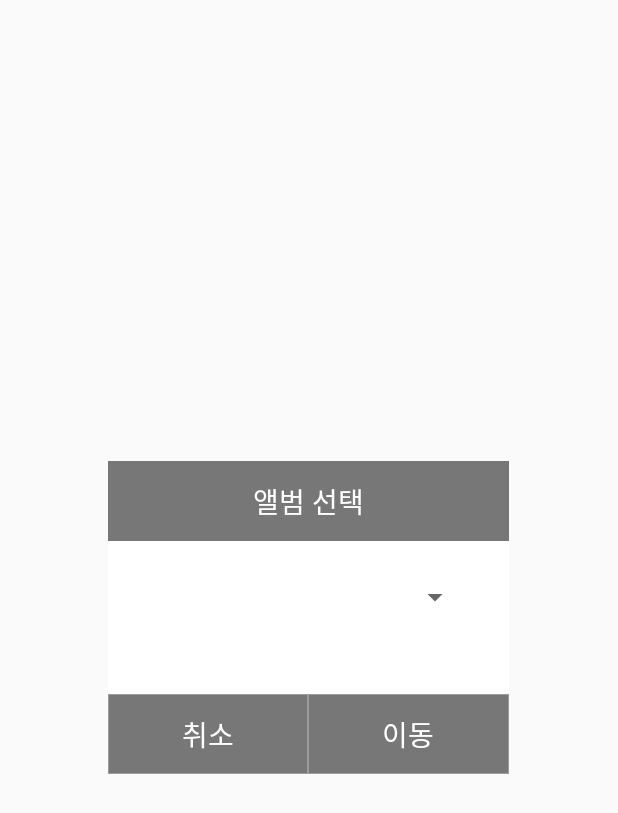
After one commit to thu512/CamBook, an Android app: the layout dialog_img_move.xml on its own in the app's theme, with its tools: preview values and no code run, on a phone screen of 412 x 824 dp. The commit adds this screen. Shown: the top 813 px of the screen. Run offline under Robolectric (Android 15) with nearby library versions, the light colour scheme and no system bars.

```diff
--- /dev/null
+++ b/app/src/main/res/layout/dialog_img_move.xml
@@ -0,0 +1,79 @@
+<?xml version="1.0" encoding="utf-8"?>
+<LinearLayout xmlns:android="http://schemas.android.com/apk/res/android"
+    android:layout_width="fill_parent"
+    android:layout_height="fill_parent"
+    android:gravity="center"
+    android:orientation="vertical" >
+
+    <LinearLayout
+        android:layout_width="267dp"
+        android:layout_height="208.6dp"
+        android:background="#ffffff"
+        android:orientation="vertical" >
+        <LinearLayout
+            android:layout_width="match_parent"
+            android:layout_height="155.3dp"
+            android:orientation="vertical">
+            <TextView
+                android:background="@color/colorBlackLight"
+                android:layout_width="match_parent"
+                android:layout_height="53.3dp"
+                android:gravity="center"
+                android:textSize="18.5sp"
+                android:text="@string/menu_select"
+                android:textColor="@color/colorFont"/>
+            <LinearLayout
+                android:layout_width="match_parent"
+                android:orientation="vertical"
+                android:layout_height="wrap_content"
+                android:padding="25dp"
+                android:background="@color/colorWhiteLight"
+                android:layout_weight="1"
+                >
+                <RelativeLayout
+                    android:layout_width="match_parent"
+                    android:layout_height="match_parent"
+                    >
+                    <Spinner
+                        android:id="@+id/spinnerSub"
+                        android:layout_width="match_parent"
+                        android:layout_height="wrap_content"
+                        android:gravity="center"
+                        android:spinnerMode="dropdown"/>
+
+                </RelativeLayout>
+            </LinearLayout>
+        </LinearLayout>
+
+
+
+        <LinearLayout
+            android:background="@color/colorBlackLight"
+            android:layout_width="match_parent"
+            android:layout_height="53.3dp"
+            android:gravity="center"
+            android:orientation="horizontal" >
+
+            <Button
+                android:id="@+id/btn_left"
+                android:layout_width="0dp"
+                android:layout_height="match_parent"
+                android:layout_weight="1"
+                android:background="@drawable/gray_ract"
+                android:textSize="18.5sp"
+                android:textColor="@color/colorFont"
+                android:text="@string/cancel" />
+
+            <Button
+                android:id="@+id/btn_right"
+                android:layout_width="0dp"
+                android:layout_height="match_parent"
+                android:layout_weight="1"
+                android:background="@drawable/gray_ract"
+                android:textSize="18.5sp"
+                android:textColor="@color/colorFont"
+                android:text="@string/menu_move" />
+        </LinearLayout>
+    </LinearLayout>
+
+</LinearLayout>
```
Also changed, not shown: app/src/main/java/com/mustdo/cambook/Dialog/ImgMoveDialog.java (added, +100 -0 lines), app/src/main/java/com/mustdo/cambook/Ui/PickImagePreviewActivity.java (+127 -90 lines), app/src/main/res/menu/menu_imagepreview.xml (+6 -6 lines).
